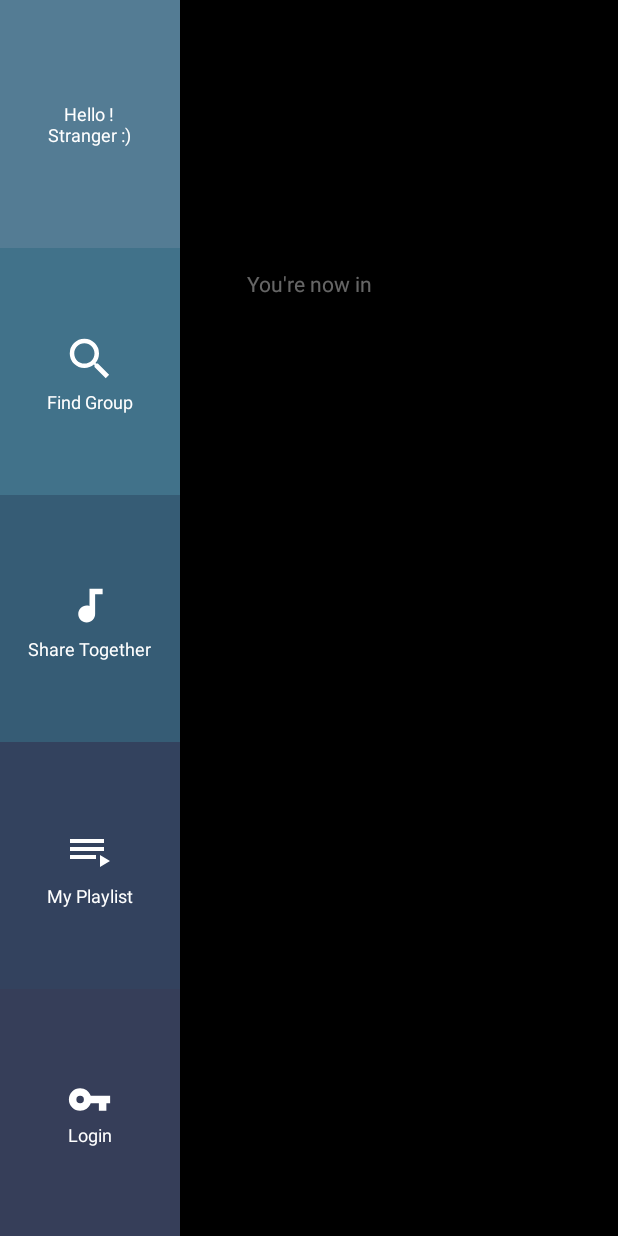
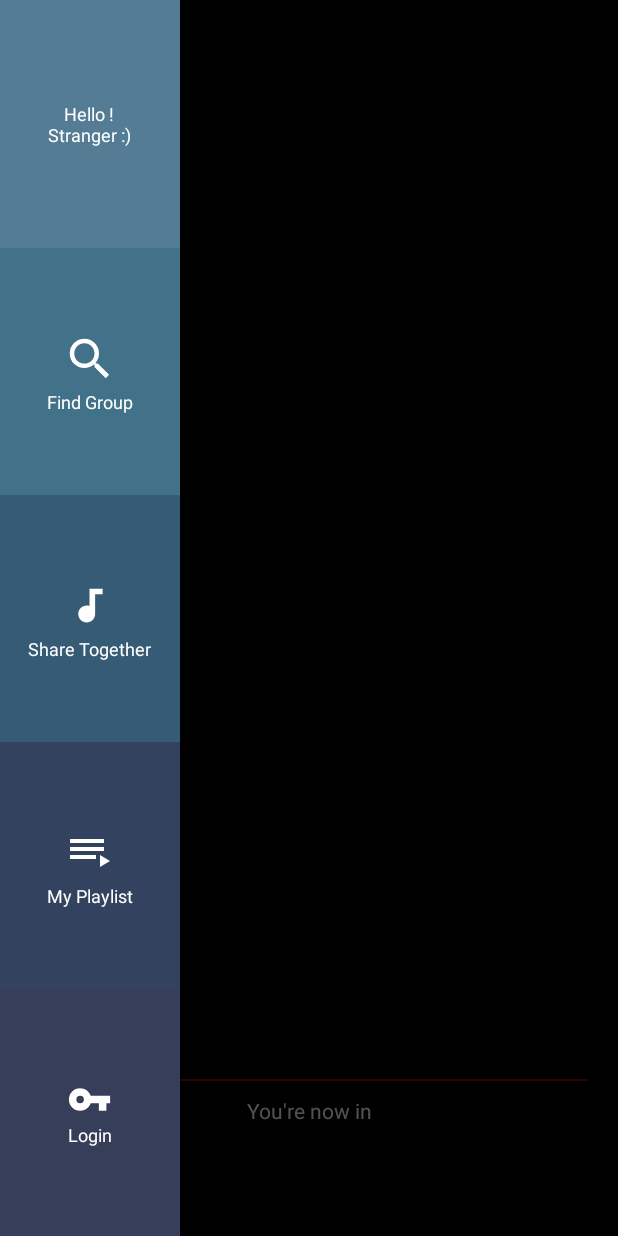
Before and after one commit to HwangheeKim/SharePlaylist, an Android app: the fragment PlayGroupPlayer placed in its activity, with the side drawer open, on a phone screen of 412 x 824 dp. Run offline under Robolectric (Android 15) with nearby library versions, the light colour scheme and no system bars; our stand-ins replace Picasso; libraries missing offline, so code that uses them is left out: com.facebook, com.koushikdutta.async, com.koushikdutta.ion; pictures from the network do not load; 2 statements that could not run were skipped.

Commit message:
Improving UI

```diff
--- a/android/app/src/main/java/com/example/q/shareplaylist/MainActivity.java
+++ b/android/app/src/main/java/com/example/q/shareplaylist/MainActivity.java
@@ -259,8 +259,6 @@ public class MainActivity extends AppCompatActivity
     private void tt(String msg) {
         Toast.makeText(this, msg, Toast.LENGTH_SHORT).show();}
 
-    // TODO : !!URGENT!! ?? ERROR??
-
     @Override
     protected void onPause() {
         Ion.with(getApplicationContext()).load(serverURL+"/user/graduate/" + MainActivity.userID)
--- a/android/app/src/main/java/com/example/q/shareplaylist/PlayGroupAddVideo.java
+++ b/android/app/src/main/java/com/example/q/shareplaylist/PlayGroupAddVideo.java
@@ -1,5 +1,7 @@
 package com.example.q.shareplaylist;
 
+import android.content.Context;
+import android.hardware.input.InputManager;
 import android.os.Bundle;
 import android.support.design.widget.Snackbar;
 import android.support.v4.app.Fragment;
@@ -7,6 +9,7 @@ import android.util.Log;
 import android.view.LayoutInflater;
 import android.view.View;
 import android.view.ViewGroup;
+import android.view.inputmethod.InputMethodManager;
 import android.widget.AdapterView;
 import android.widget.EditText;
 import android.widget.ListView;
@@ -47,6 +50,9 @@ public class PlayGroupAddVideo extends Fragment {
                     Snackbar.make(listView, "Enter the search keyword", Snackbar.LENGTH_SHORT).show();
                 } else {
                     youtubeSearch();
+                    ((InputMethodManager)getContext().getSystemService(Context.INPUT_METHOD_SERVICE))
+                            .hideSoftInputFromWindow(getActivity().getCurrentFocus().getWindowToken(),
+                                    InputMethodManager.HIDE_NOT_ALWAYS);
                 }
             }
         });
--- a/android/app/src/main/java/com/example/q/shareplaylist/PlayGroupLineup.java
+++ b/android/app/src/main/java/com/example/q/shareplaylist/PlayGroupLineup.java
@@ -45,7 +45,8 @@ public class PlayGroupLineup extends Fragment {
         listView.setOnItemClickListener(new AdapterView.OnItemClickListener() {
             @Override
             public void onItemClick(AdapterView<?> parent, View view, final int position, long id) {
-                AlertDialog.Builder builder = new AlertDialog.Builder(getContext()).setMessage("What?")
+                AlertDialog.Builder builder = new AlertDialog.Builder(getContext())
+                        .setMessage(adapter.getItem(position).getTitle())
                         .setPositiveButton("Add to my playlist", new DialogInterface.OnClickListener() {
                             @Override
                             public void onClick(DialogInterface dialog, int which) {
--- a/android/app/src/main/java/com/example/q/shareplaylist/VideoAdapter.java
+++ b/android/app/src/main/java/com/example/q/shareplaylist/VideoAdapter.java
@@ -60,7 +60,7 @@ public class VideoAdapter extends BaseAdapter {
                 .setText(videos.get(position).getUploader());
 
         if(currentPlayingVideo_id.length()>0 && videos.get(position).get_id().equals(currentPlayingVideo_id)) {
-            convertView.findViewById(R.id.item_video_layout).setBackgroundColor(0x33e7c5f3);
+            convertView.findViewById(R.id.item_video_layout).setBackgroundColor(0x33e16060);
             convertView.findViewById(R.id.item_video_overlay).setVisibility(View.GONE);
         } else if(videos.get(position).hasStartedAt() && videos.get(position).getStartedAt() < 10000000000000L) {
             convertView.findViewById(R.id.item_video_layout).setBackgroundColor(0xffffff);
--- a/android/app/src/main/res/layout/fragment_play_group_lineup.xml
+++ b/android/app/src/main/res/layout/fragment_play_group_lineup.xml
@@ -3,8 +3,6 @@
     android:layout_width="match_parent"
     android:layout_height="match_parent"
     tools:context="com.example.q.shareplaylist.PlayGroupLineup">
-
-    <!-- TODO : Add swipe refresh layout -->
 
     <ListView
         android:id="@+id/playgroup_lineup_list"
--- a/android/app/src/main/res/layout/fragment_play_group_player.xml
+++ b/android/app/src/main/res/layout/fragment_play_group_player.xml
@@ -7,6 +7,11 @@
     android:padding="20dp"
     android:orientation="vertical">
 
+    <LinearLayout
+        android:layout_width="match_parent"
+        android:layout_height="match_parent"
+        android:layout_weight="1"
+        android:orientation="vertical">
         <TextView
             android:layout_width="wrap_content"
             android:layout_height="wrap_content"
@@ -63,12 +68,24 @@
                 android:textColor="#fff"
                 android:textSize="20dp" />
         </LinearLayout>
+    </LinearLayout>
+
+    <LinearLayout
+        android:layout_width="match_parent"
+        android:layout_height="wrap_content"
+        android:layout_marginTop="30dp"
+        android:orientation="vertical">
+
+        <View
+            android:layout_width="match_parent"
+            android:layout_height="1dp"
+            android:background="#720404"
+            android:layout_marginBottom="10dp"/>
 
         <TextView
             android:layout_width="match_parent"
             android:layout_height="wrap_content"
-        android:layout_marginTop="30dp"
-        android:textColor="#fff"
+            android:textColor="#ccc"
             android:textAlignment="center"
             android:text="You're now in"/>
         <TextView
@@ -80,7 +97,7 @@
             android:textSize="40dp"
             android:textColor="#fff"
             android:text="SWAG"/>
-
+    </LinearLayout>
 
     <ImageButton
         android:layout_width="wrap_content"
```
Also changed, not shown: android/app/src/main/res/layout/fragment_play_group_add_video.xml (+18 -2 lines), android/app/src/main/res/drawable/youtube_icon.png (added). Lines whose indentation alone changed are shown as unchanged.
